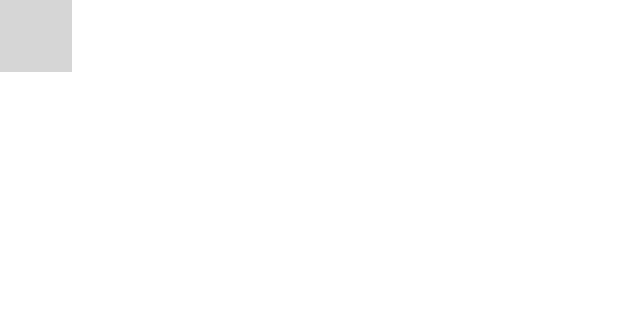
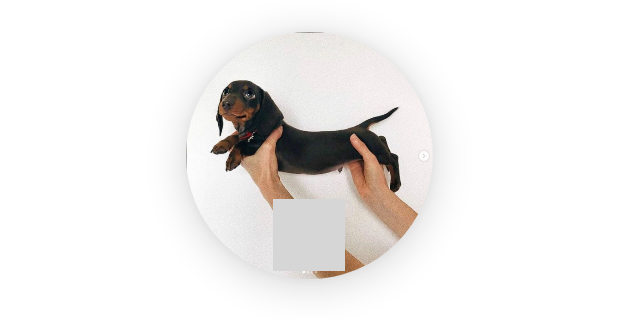
Before and after one commit to NanoSpicer/AdoptAppUppy, an Android app built with Jetpack Compose: the @Preview function PuppyUI_Preview, on a phone screen of 412 x 824 dp. Shown: the top 333 px of the screen. Run offline under Robolectric (Android 15) with nearby library versions, the phone set to English and light mode, and no system bars; 2 statements that could not run were skipped; grey boxes are pictures that could not be loaded.

Commit message:
Final design for the PuppyUI

```diff
--- a/app/src/main/java/com/example/androiddevchallenge/ui/views/PuppyUI.kt
+++ b/app/src/main/java/com/example/androiddevchallenge/ui/views/PuppyUI.kt
@@ -2,47 +2,138 @@ package com.example.androiddevchallenge.ui.views
 
 import androidx.compose.foundation.*
 import androidx.compose.foundation.layout.*
+import androidx.compose.foundation.shape.CircleShape
 import androidx.compose.material.Surface
 import androidx.compose.material.Text
 import androidx.compose.runtime.Composable
+import androidx.compose.runtime.remember
 import androidx.compose.ui.*
+import androidx.compose.ui.draw.clip
+import androidx.compose.ui.draw.shadow
 import androidx.compose.ui.graphics.Color
 import androidx.compose.ui.res.painterResource
 import androidx.compose.ui.tooling.preview.Preview
 import androidx.compose.ui.unit.dp
+import androidx.constraintlayout.widget.ConstraintLayout
 import com.example.androiddevchallenge.R
 import com.example.androiddevchallenge.model.Puppy
+import com.example.androiddevchallenge.ui.theme.AppColors
+
+
+typealias func<T> = (T) -> Unit
+
+
+internal val boneEdgeSize = 64.dp
 
 
 
-@Composable fun PuppyUI(puppy: Puppy) {
-
-    val imageBitmap = painterResource(R.drawable._1)
+@Composable fun PuppyUI(puppy: Puppy, click: func<Puppy>?=null) {
 
     Surface(
-        modifier = Modifier.background(Color.Blue)
+        modifier = Modifier.fillMaxWidth()
+    ){
+       SimplePuppy(puppy, click)
+    }
+}
+
+
+@Composable fun BoneEdgeBall(modifier: Modifier = Modifier) = Box(
+    modifier
+        .size(boneEdgeSize)
+        .clip(CircleShape)
+        .background(AppColors.boneWhite)
+)
+
+@Composable fun BoneEdge(modifier: Modifier = Modifier) = Column {
+    val pullBallsTogether = (boneEdgeSize / 9)
+    BoneEdgeBall(
+        modifier
+            .zIndex(0.2f)
+            .offset(y = pullBallsTogether))
+    BoneEdgeBall(
+        modifier
+            .zIndex(0.1f)
+            .offset(y = -pullBallsTogether)
+            .shadow(4.dp, CircleShape, false)
+    )
+}
+
+
+@Composable
+private fun SimplePuppy(puppy: Puppy, click: func<Puppy>?=null) = Column {
+
+    val pullImageDown = boneEdgeSize / 3
+    val pullTextUp    = boneEdgeSize / 2
+    val pullBallsToCenter = 12.dp
+    val imageBitmap = painterResource(puppy.image)
+
+    Row(
+        modifier = Modifier
+            .fillMaxWidth()
+            .offset(y = pullImageDown),
+        horizontalArrangement = Arrangement.Center
     ) {
-        Row {
-            Column {
-                Image(imageBitmap, contentDescription = "A puppy named ${puppy.name}", modifier = Modifier.size(48.dp))
-            }
+        Image(
+            imageBitmap,
+            modifier =
+            Modifier
+                .fillMaxWidth(0.4f)
+                .shadow(16.dp, CircleShape),
+            contentDescription = "A puppy named ${puppy.name}",
+        )
+    }
+
+    // Bone Content
+    Row(
+        modifier =
+        Modifier
+            .fillMaxWidth()
+            .wrapContentHeight()
+            .offset(y = -pullTextUp),
+        verticalAlignment = Alignment.CenterVertically,
+        horizontalArrangement = Arrangement.Center
+    ) {
+        BoneEdge(
+            Modifier.offset(pullBallsToCenter)
+        )
+        Column(
+            modifier = Modifier.zIndex(1f),
+            horizontalAlignment = Alignment.CenterHorizontally
+        ){
             Column(
-
+                modifier =
+                Modifier
+                    .fillMaxWidth(0.56f)
+                    .background(AppColors.boneWhite)
+                    .padding(0.dp, 4.dp),
+                verticalArrangement = Arrangement.Center,
+                horizontalAlignment = Alignment.CenterHorizontally
             ) {
                 Text(text = puppy.name)
                 Text(text = puppy.tagline)
             }
+            Column(
+                Modifier
+                    .fillMaxWidth(0.482f)
+                    .shadow(1.dp)
+                    .background(Color.Transparent)
+                    .height((0.15).dp)
+                    .offset(x=6.dp, y=(0.15).dp)
+                    .zIndex(1f)
 
+            ) {
+
+            }
         }
-
-
+        BoneEdge(
+            Modifier.offset(-pullBallsToCenter)
+        )
     }
-
 }
 
 
-@Preview
+@Preview("Puppy UI preview")
 @Composable fun PuppyUI_Preview() {
-    val pup = Puppy("Puppy name test", "mega pupper", "puppo", null, false)
-    PuppyUI(pup)
+    val data = Puppy("Bobby Socks", "shoob", "puppo", R.drawable._4, false)
+    SimplePuppy(data)
 }
```
